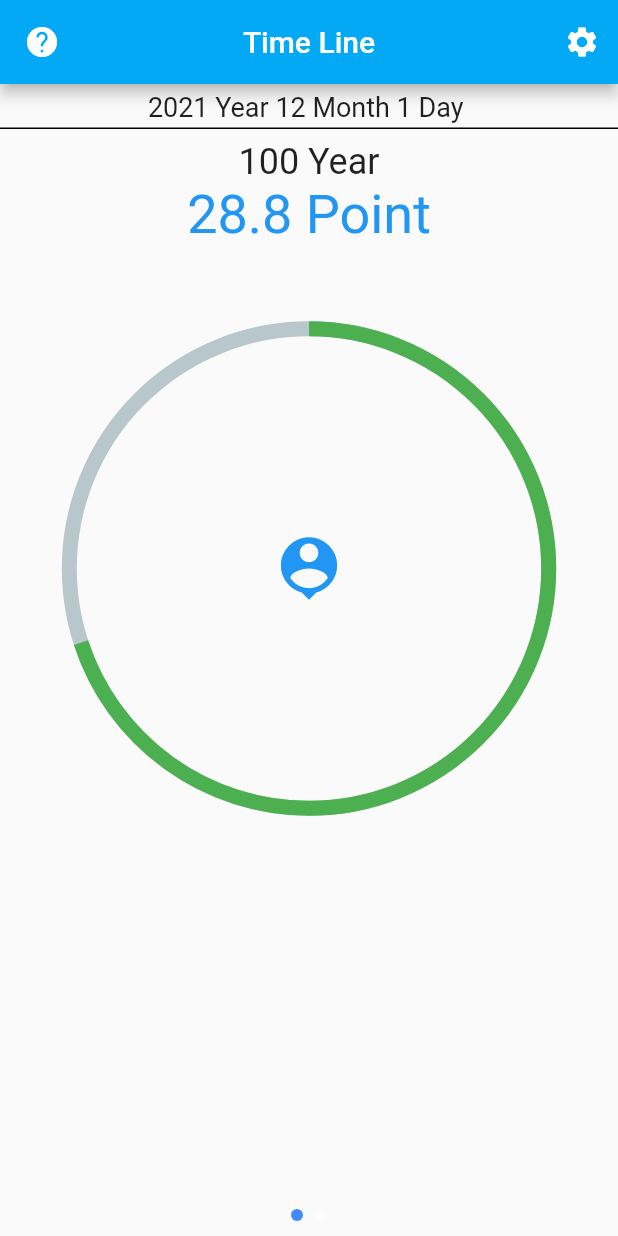
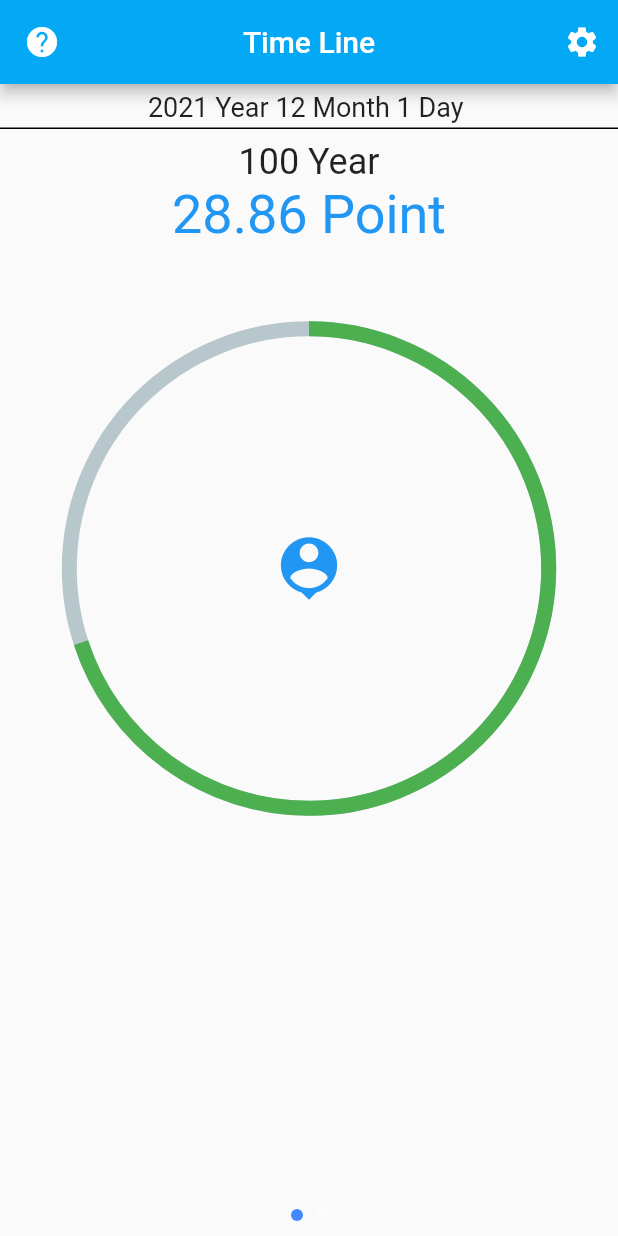
Before and after one commit to bacdang2761998/to_dream, a Flutter app: the TimeLineScreen screen opened directly, on a phone screen of 412 x 824 dp. Run offline on Flutter 3.47's test engine with Material 2 defaults, Android fonts, the phone set to English and light mode, and no system bars; drawn by our look-alikes of percent_indicator, smooth_page_indicator; our stand-ins replace image_cropper, image_picker, syncfusion_flutter_datagrid, webview_flutter.

Commit message:
update TimeLine Screen/ animation counter

```diff
--- a/lib/screen/time_line/time_line_screen.dart
+++ b/lib/screen/time_line/time_line_screen.dart
@@ -17,18 +17,10 @@ class _TimeLineScreenState extends State<TimeLineScreen> {
   final _controller = PageController(
     initialPage: 0,
   );
-  late AnimationController animationController;
-  late Animation<double> animation;
-
-  @override
-  void initState() {
-    super.initState();
-  }
 
   @override
   void dispose() {
     _controller.dispose();
-    animationController.dispose();
     super.dispose();
   }
 
@@ -124,10 +116,15 @@ class _TimeLineScreenState extends State<TimeLineScreen> {
         '100 Year',
         style: TextStyle(fontSize: 24),
       ),
-      Text(
-        "28.8 Point",
-        style: TextStyle(color: Colors.blue, fontSize: 36),
-      ),
+      TweenAnimationBuilder<double>(
+          tween: Tween(begin: 0, end: 28.86),
+          duration: Duration(milliseconds: 700),
+          builder: (BuildContext context, double value, child) {
+            return Text(
+              "${value.toStringAsFixed(2)} Point",
+              style: TextStyle(color: Colors.blue, fontSize: 36),
+            );
+          }),
       Padding(
         padding: const EdgeInsets.fromLTRB(20, 50, 20, 0),
         child: CircularPercentIndicator(
--- a/pubspec.yaml
+++ b/pubspec.yaml
@@ -37,7 +37,6 @@ dependencies:
   percent_indicator: ^3.0.1
   pedantic_mono: any
   syncfusion_flutter_datagrid: ^19.3.55
-  animated_flip_counter: ^0.2.1
 dev_dependencies:
   flutter_test:
     sdk: flutter
```
Also changed, not shown: pubspec.lock.
